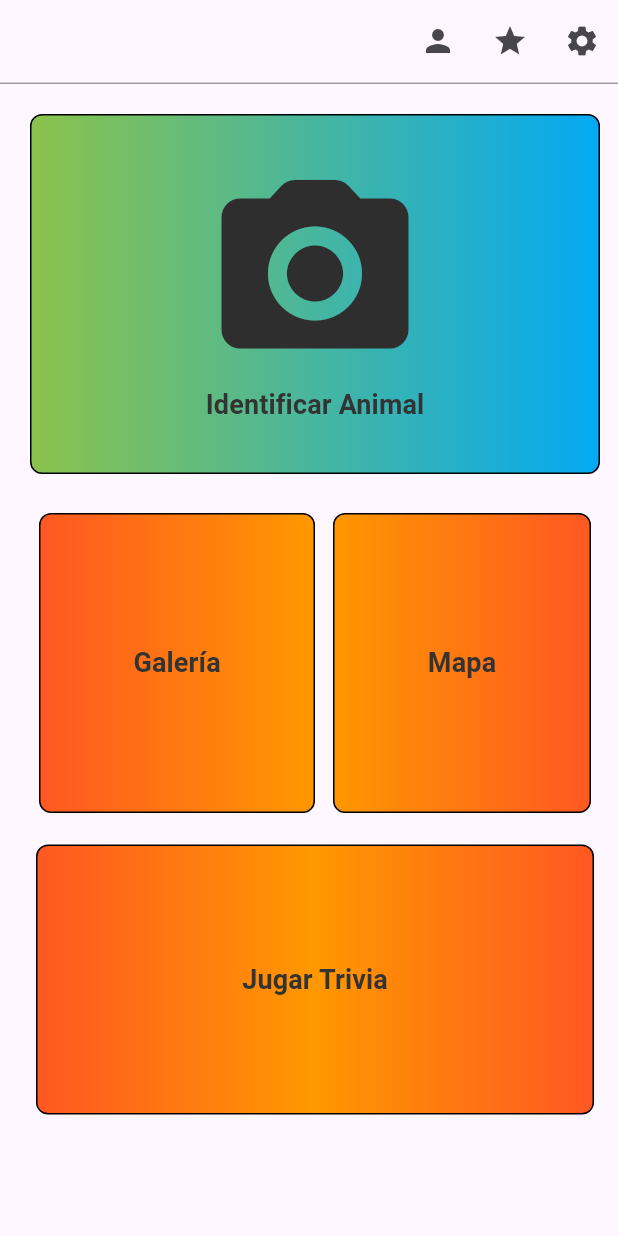
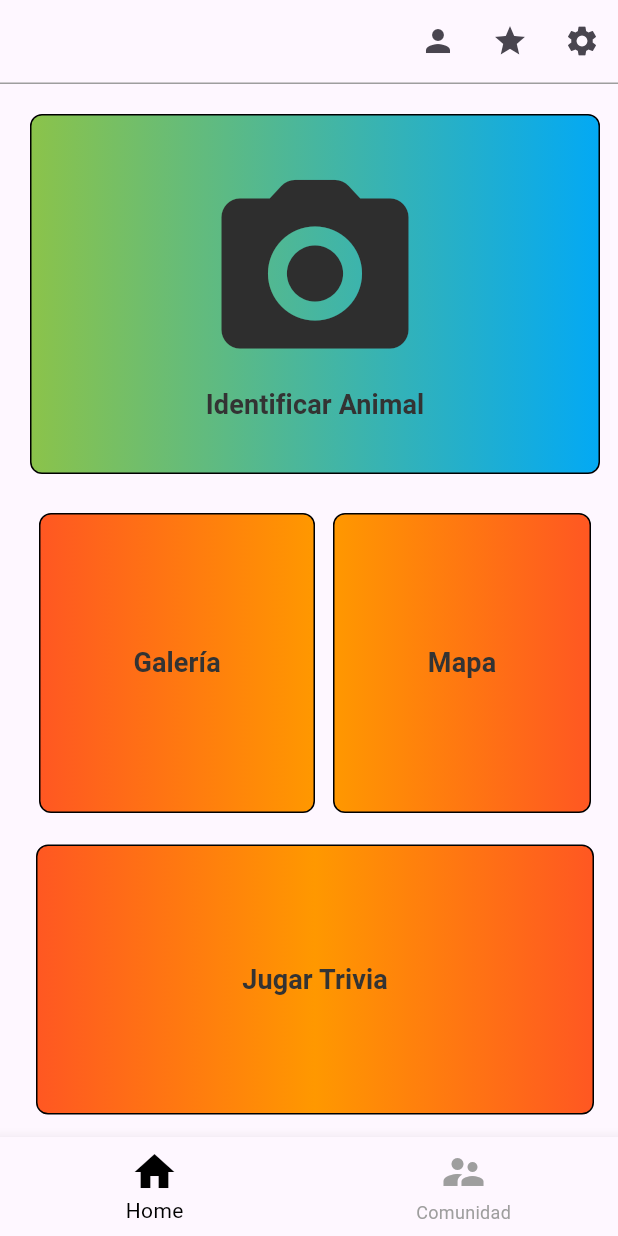
Before and after one commit to 4r4uz/WildSnap-app, a Flutter app: the screen it shows after launch, on a phone screen of 412 x 824 dp. Run offline on Flutter 3.47's test engine with Material 3 defaults, Android fonts, the light colour scheme and no system bars; our stand-ins replace camera.

Commit message:
agregado navegacion abajo

```diff
--- /dev/null
+++ b/lib/components/bottom_bar.dart
@@ -0,0 +1,47 @@
+import 'package:flutter/material.dart';
+import '../screens/home.dart';
+import '../screens/comunity.dart';
+
+class BottomBarComponent extends StatefulWidget {
+  const BottomBarComponent({super.key});
+
+  @override
+  State<BottomBarComponent> createState() => _BottomBarComponentState();
+}
+
+class _BottomBarComponentState extends State<BottomBarComponent> {
+  int myIndex = 0;
+
+  final List<Widget> screens = const [
+    HomeScreen(),     // tu pantalla principal
+    ComunityScreen(), // o el nombre real de tu pantalla de comunidad
+  ];
+
+  @override
+  Widget build(BuildContext context) {
+    return Scaffold(
+      body: screens[myIndex], // muestra la pantalla actual
+      bottomNavigationBar: BottomNavigationBar(
+        currentIndex: myIndex,
+        onTap: (index) {
+          setState(() {
+            myIndex = index;
+          });
+        },
+        items: const [
+          BottomNavigationBarItem(
+            icon: Icon(Icons.home),
+            label: 'Home',
+          ),
+          BottomNavigationBarItem(
+            icon: Icon(Icons.supervisor_account),
+            label: 'Comunidad',
+          ),
+        ],
+        iconSize: 32,
+        selectedItemColor: Colors.black,
+        unselectedItemColor: Colors.grey,
+      ),
+    );
+  }
+}
--- a/lib/main.dart
+++ b/lib/main.dart
@@ -1,7 +1,7 @@
 import 'package:flutter/material.dart';
 
 import 'components/appbar.dart';
-import 'screens/home.dart';
+import 'components/bottom_bar.dart';
 
 void main() {
   runApp(MainApp()); // Inicia la app
@@ -14,8 +14,11 @@ class MainApp extends StatelessWidget {
   Widget build(BuildContext context) {
     return MaterialApp(
       home: Scaffold(
-        appBar: AppBarComponent(title: '', showActions: true,),
-        body: HomeScreen()
+        // Barrita de arriba
+        appBar: AppBarComponent(title: '', showActions: true),
+
+        // Barra de abajo
+        body: BottomBarComponent(),
       ),
     );
   }
```
